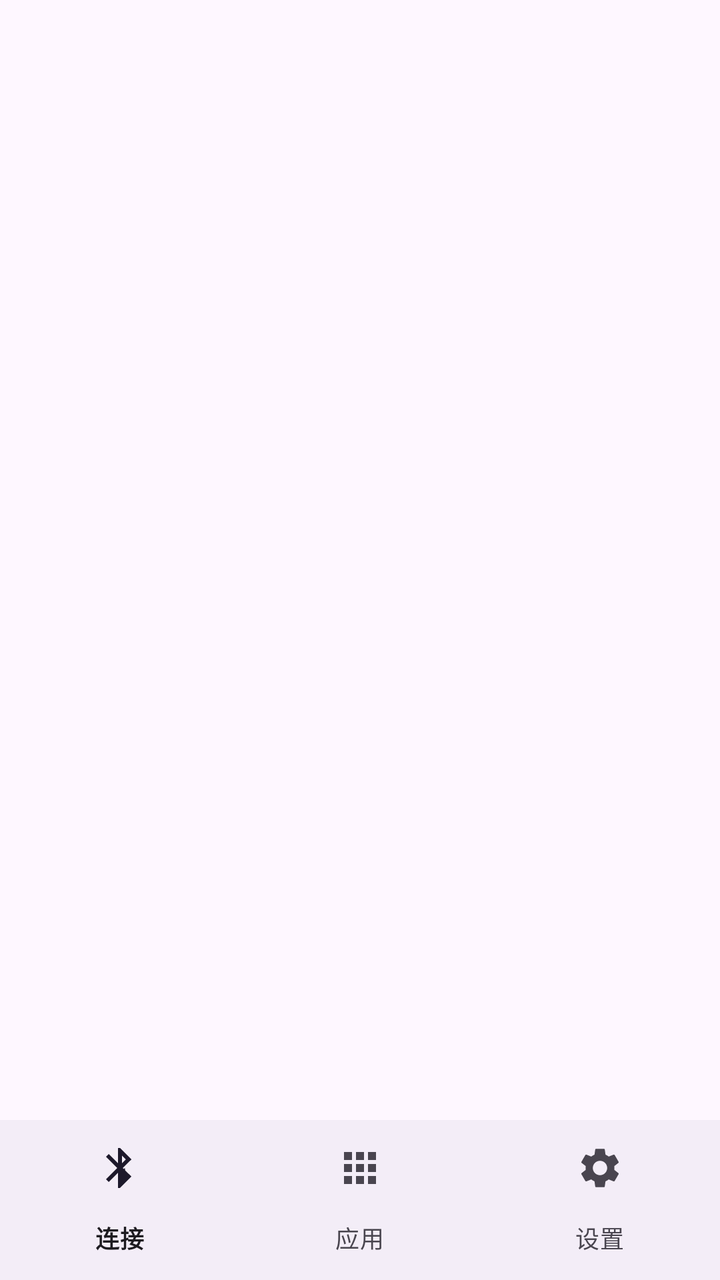
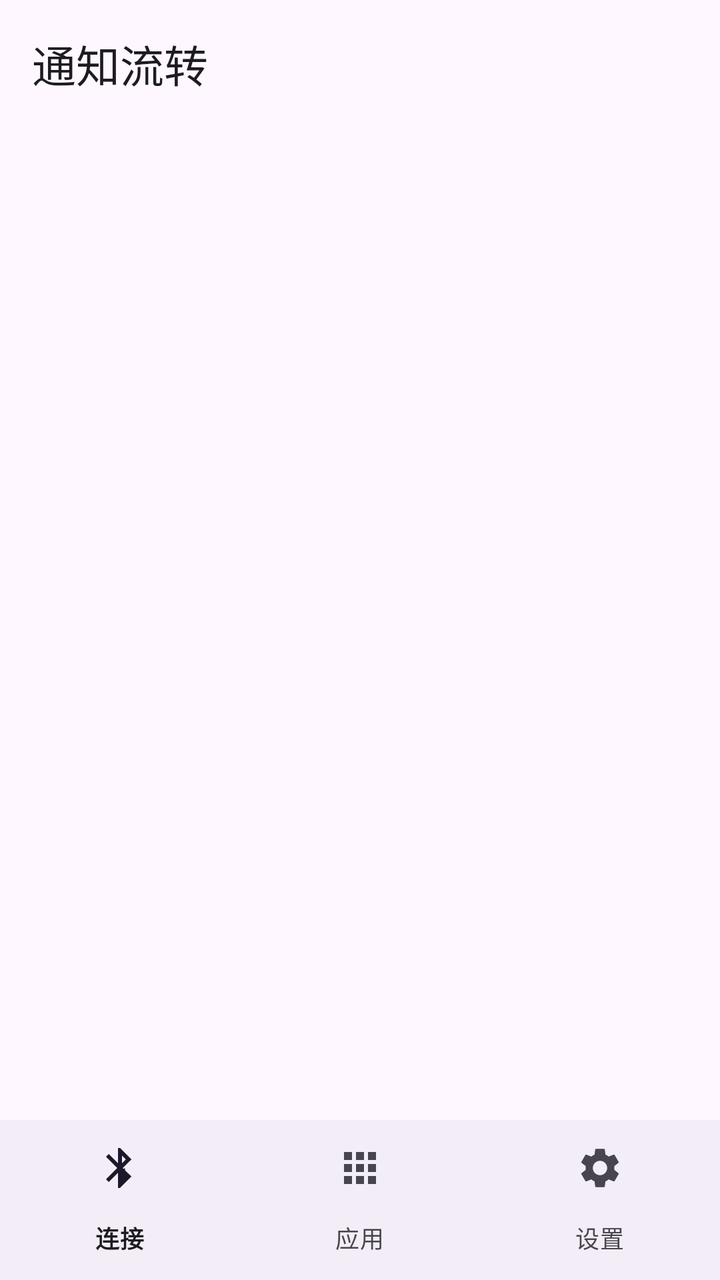

Screens rendered from an Android XML layout before and after an edit, with the pre-edit source and the edit as a unified diff.
<!-- AndroidManifest.xml: application theme Theme.NotifRelay -->
<!-- res/layout/activity_main.xml -->
<?xml version="1.0" encoding="utf-8"?>
<LinearLayout xmlns:android="http://schemas.android.com/apk/res/android"
    xmlns:app="http://schemas.android.com/apk/res-auto"
    android:layout_width="match_parent"
    android:layout_height="match_parent"
    android:orientation="vertical">

    <FrameLayout
        android:id="@+id/fragment_container"
        android:layout_width="match_parent"
        android:layout_height="0dp"
        android:layout_weight="1" />

    <com.google.android.material.bottomnavigation.BottomNavigationView
        android:id="@+id/bottom_nav"
        android:layout_width="match_parent"
        android:layout_height="wrap_content"
        app:menu="@menu/bottom_nav" />

</LinearLayout>
<!-- resources referenced by this layout -->
<resources>
  <style name="Theme.NotifRelay" parent="Theme.Material3.DayNight.NoActionBar" />
</resources>

<!-- the commit's change to res/layout/activity_main.xml (unified diff, before → after) -->
@@ -4,6 +4,12 @@
     android:layout_width="match_parent"
     android:layout_height="match_parent"
     android:orientation="vertical">
+
+    <com.google.android.material.appbar.MaterialToolbar
+        android:id="@+id/top_app_bar"
+        android:layout_width="match_parent"
+        android:layout_height="?attr/actionBarSize"
+        app:title="@string/app_name" />
 
     <FrameLayout
         android:id="@+id/fragment_container"
<!-- resource entries referenced after the edit -->
@@ -1,5 +1,6 @@
 <!-- resources referenced by this layout -->
 <resources>
+  <string name="app_name">通知流转</string>
   <style name="Theme.NotifRelay" parent="Theme.Material3.DayNight.NoActionBar" />
 </resources>
 
